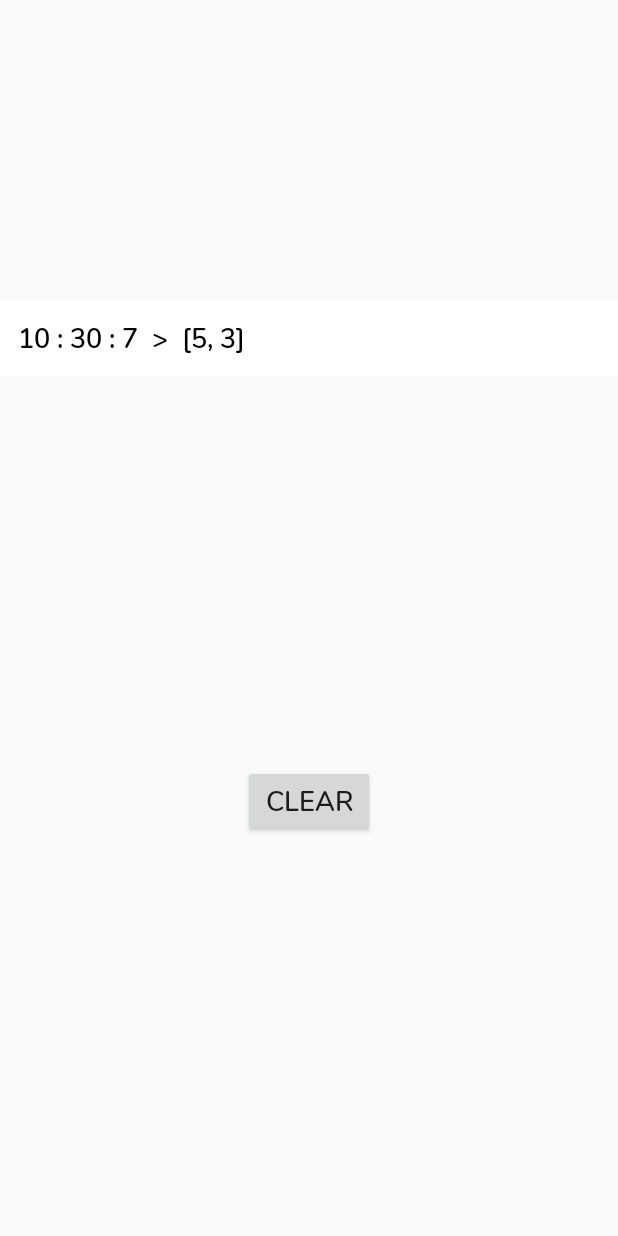
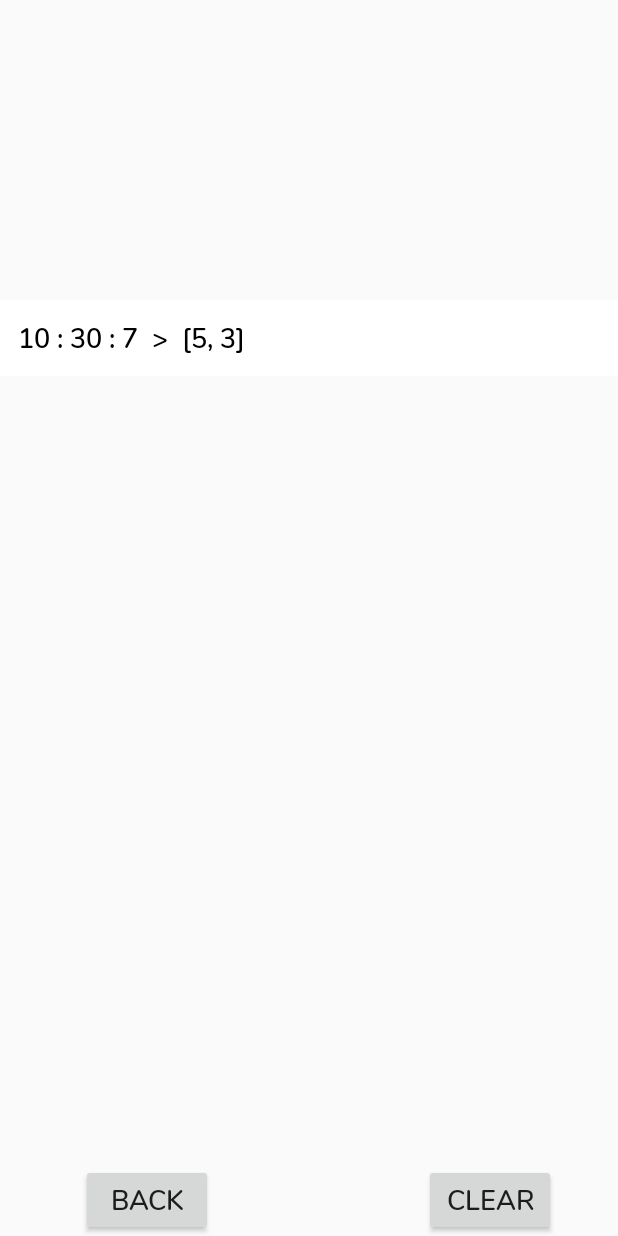
Before and after one commit to Yuki44/DiceCupApp, an Android app: the screen it shows after launch (HistoryActivity), after a tap on "HISTORY OF ROLLS", on a phone screen of 412 x 824 dp. Run offline under Robolectric (Android 15) with nearby library versions, the phone set to English and light mode, and no system bars; 1 other tap on this screen came first.

Commit message:
clearing history & going back
using buttons

```diff
--- a/app/src/main/java/com/easv/yuki/dicecupapp/HistoryActivity.java
+++ b/app/src/main/java/com/easv/yuki/dicecupapp/HistoryActivity.java
@@ -4,6 +4,8 @@ import android.os.Bundle;
 import android.support.v7.app.AppCompatActivity;
 import android.support.v7.widget.LinearLayoutManager;
 import android.support.v7.widget.RecyclerView;
+import android.widget.Button;
+import android.view.View;
 
 import java.util.ArrayList;
 
@@ -12,12 +14,28 @@ public class HistoryActivity extends AppCompatActivity {
     ArrayList<BERoll> diceList;
     private RecyclerView mDiceList;
     private RollListAdapter rollListAdapter;
-
+    private Button clearButton;
+    private Button backButton;
 
     @Override
     protected void onCreate(Bundle savedInstanceState) {
         super.onCreate(savedInstanceState);
         setContentView(R.layout.activity_history);
+
+        clearButton = findViewById(R.id.clearButton);
+        backButton = findViewById(R.id.backButton);
+
+        clearButton.setOnClickListener(new View.OnClickListener() {
+            public void onClick(View v) {
+                mDiceList.setAdapter(null);
+            }
+        });
+
+        backButton.setOnClickListener(new View.OnClickListener() {
+            public void onClick(View v) {
+                finish();
+            }
+        });
 
         diceList = (ArrayList<BERoll>) getIntent().getSerializableExtra("dicelist");
         rollListAdapter = new RollListAdapter(diceList);
--- a/app/src/main/res/layout/activity_history.xml
+++ b/app/src/main/res/layout/activity_history.xml
@@ -38,9 +38,9 @@
         android:id="@+id/clearButton"
         android:layout_width="wrap_content"
         android:layout_height="wrap_content"
-        android:layout_centerHorizontal="true"
-        android:layout_marginBottom="10dp"
-        android:layout_marginTop="510dp"
+        android:layout_alignParentBottom="true"
+        android:layout_alignParentEnd="true"
+        android:layout_marginEnd="41dp"
         android:elevation="0dp"
         android:fontFamily="@font/nunito_semibold"
         android:gravity="center"
@@ -49,5 +49,16 @@
         android:text="Clear"
         android:textSize="18sp" />
 
+    <Button
+        android:id="@+id/backButton"
+        android:layout_width="wrap_content"
+        android:layout_height="wrap_content"
+        android:layout_alignParentBottom="true"
+        android:layout_alignParentStart="true"
+        android:layout_marginStart="54dp"
+        android:fontFamily="@font/nunito_semibold"
+        android:text="BACK"
+        android:textSize="18sp" />
+
 
 </RelativeLayout>
```
